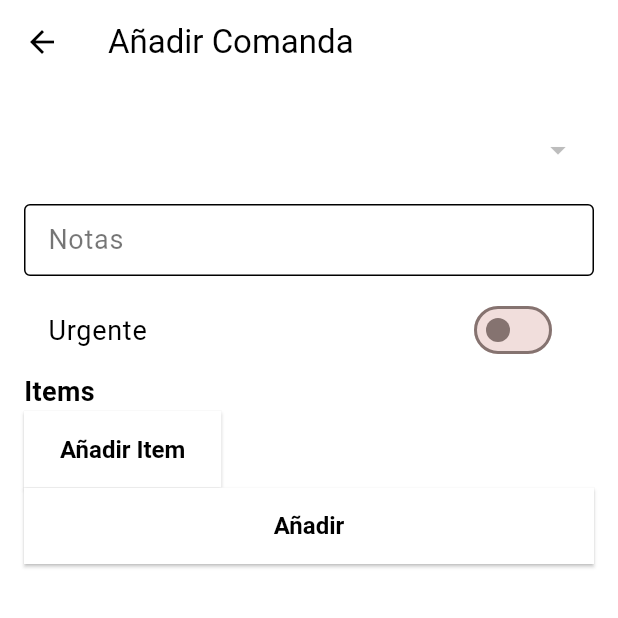
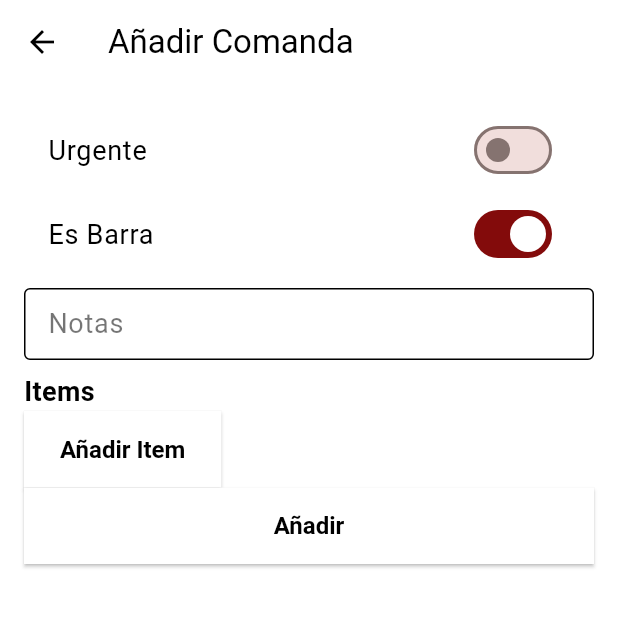
Before and after one commit to AbelMoroEducaMadrid/gastrohub-app, a Flutter app: the AddOrderScreen screen opened directly, on a phone screen of 412 x 824 dp, the top half of it. Run offline on Flutter 3.47's test engine with Material 3 defaults, Android fonts, the phone set to English and light mode, and no system bars; our stand-ins replace flex_color_scheme, flutter_dotenv, flutter_riverpod, flutter_secure_storage, flutter_svg, introduction_screen and 3 more; accounts and stored records are empty.

Commit message:
Cambios para la usabilidad en el formulario de comandas

```diff
--- a/frontend/lib/src/features/restaurant/screens/add_order_screen.dart
+++ b/frontend/lib/src/features/restaurant/screens/add_order_screen.dart
@@ -19,6 +19,7 @@ class AddOrderScreen extends ConsumerStatefulWidget {
 class _AddOrderScreenState extends ConsumerState<AddOrderScreen> {
   final _formKey = GlobalKey<FormState>();
   final _notesController = TextEditingController();
+  bool _isBar = true; // Por defecto, es para la barra
   bool _urgent = false;
   final List<Map<String, dynamic>> _items = [];
   int? _selectedLayoutId;
@@ -65,8 +66,33 @@ class _AddOrderScreenState extends ConsumerState<AddOrderScreen> {
         child: ListView(
           padding: const EdgeInsets.all(16),
           children: [
+            SwitchListTile(
+              title:
+                  const Text('Urgente', style: TextStyle(color: Colors.black)),
+              value: _urgent,
+              onChanged: (value) => setState(() => _urgent = value),
+            ),
+            SwitchListTile(
+              title:
+                  const Text('Es Barra', style: TextStyle(color: Colors.black)),
+              value: _isBar,
+              onChanged: (value) {
+                setState(() {
+                  _isBar = value;
+                  if (value) {
+                    _selectedLayoutId = null;
+                    _selectedTableId = null;
+                    _tables = [];
+                  }
+                });
+              },
+            ),
+            if (!_isBar) ...[
               DropdownButtonFormField<int>(
                 decoration: const InputDecoration(labelText: 'Layout'),
+                hint: const Text('Seleccione un layout',
+                    style: TextStyle(color: Colors.black54)),
+                value: _selectedLayoutId,
                 items: _layouts.map((layout) {
                   return DropdownMenuItem<int>(
                     value: layout.id,
@@ -88,6 +114,9 @@ class _AddOrderScreenState extends ConsumerState<AddOrderScreen> {
               if (_selectedLayoutId != null)
                 DropdownButtonFormField<int>(
                   decoration: const InputDecoration(labelText: 'Mesa'),
+                  hint: const Text('Seleccione una mesa',
+                      style: TextStyle(color: Colors.black54)),
+                  value: _selectedTableId,
                   items: _tables.map((table) {
                     return DropdownMenuItem<int>(
                       value: table.id,
@@ -101,6 +130,7 @@ class _AddOrderScreenState extends ConsumerState<AddOrderScreen> {
                     });
                   },
                 ),
+            ],
             CustomTextField(
               label: 'Notas',
               controller: _notesController,
@@ -109,12 +139,6 @@ class _AddOrderScreenState extends ConsumerState<AddOrderScreen> {
               borderColor: Colors.black,
               cursorColor: Colors.black,
               placeholderColor: Colors.black54,
-            ),
-            SwitchListTile(
-              title:
-                  const Text('Urgente', style: TextStyle(color: Colors.black)),
-              value: _urgent,
-              onChanged: (value) => setState(() => _urgent = value),
             ),
             OrderItemSelector(
               items: _items,
@@ -148,7 +172,7 @@ class _AddOrderScreenState extends ConsumerState<AddOrderScreen> {
       final restaurantId = ref.read(authProvider).user!.restaurantId!;
       final body = {
         'restaurantId': restaurantId,
-        'tableId': _selectedTableId,
+        'tableId': _isBar ? null : _selectedTableId,
         'notes': _notesController.text,
         'urgent': _urgent,
         'items': _items
```
Also changed, not shown: frontend/lib/src/features/restaurant/screens/edit_order_screen.dart (+36 -8 lines). Lines whose indentation alone changed are shown as unchanged.
